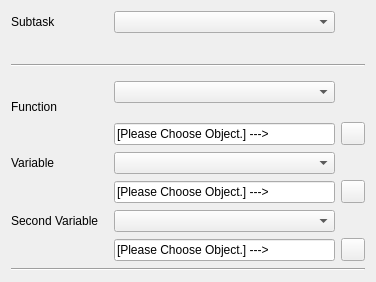
First picture: the form in copasi/UI/SensitivitiesWidget.ui, repository copasi/COPASI, before the edit.
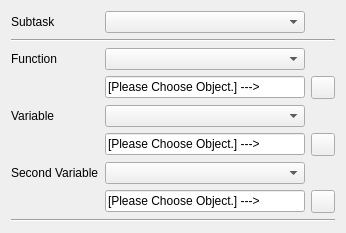
Second picture: the form after the edit. Custom widgets are drawn as their Qt base class.

Commit message: Fixed Bug 1288. The run button is now always active.

Diff of the .ui file:
```diff
--- a/copasi/UI/SensitivitiesWidget.ui
+++ b/copasi/UI/SensitivitiesWidget.ui
@@ -19,8 +19,8 @@
    <rect>
     <x>0</x>
     <y>0</y>
-    <width>376</width>
-    <height>282</height>
+    <width>333</width>
+    <height>223</height>
    </rect>
   </property>
   <layout class="QVBoxLayout" name="vboxLayout">
@@ -48,34 +48,14 @@
      <item row="0" column="1">
       <widget class="QComboBox" name="SubTaskChooser"/>
      </item>
-     <item row="0" column="2" colspan="2">
-      <spacer name="hSpacer1">
-       <property name="orientation">
-        <enum>Qt::Horizontal</enum>
-       </property>
-       <property name="sizeHint" stdset="0">
-        <size>
-         <width>17</width>
-         <height>17</height>
-        </size>
-       </property>
-      </spacer>
-     </item>
-     <item row="1" column="0" rowspan="2" colspan="4">
+     <item row="1" column="0" colspan="3">
       <widget class="Line" name="line">
        <property name="orientation">
         <enum>Qt::Horizontal</enum>
        </property>
       </widget>
      </item>
-     <item row="2" column="1" rowspan="2">
-      <widget class="SensWidgetComboBox" name="FunctionChooser">
-       <property name="toolTip">
-        <string>This specifies the set of target values for which&lt;br&gt;the sensitivities are to be calculated.</string>
-       </property>
-      </widget>
-     </item>
-     <item row="3" column="0">
+     <item row="2" column="0">
       <widget class="QLabel" name="TextLabel2">
        <property name="sizePolicy">
         <sizepolicy hsizetype="Fixed" vsizetype="Fixed">
@@ -94,36 +74,14 @@
        </property>
       </widget>
      </item>
-     <item row="3" column="2" colspan="2">
-      <spacer name="hSpacer2">
-       <property name="orientation">
-        <enum>Qt::Horizontal</enum>
+     <item row="2" column="1">
+      <widget class="SensWidgetComboBox" name="FunctionChooser">
+       <property name="toolTip">
+        <string>This specifies the set of target values for which&lt;br&gt;the sensitivities are to be calculated.</string>
        </property>
-       <property name="sizeHint" stdset="0">
-        <size>
-         <width>17</width>
-         <height>17</height>
-        </size>
-       </property>
-      </spacer>
+      </widget>
      </item>
-     <item row="4" column="0">
-      <spacer name="hSpacer3">
-       <property name="orientation">
-        <enum>Qt::Horizontal</enum>
-       </property>
-       <property name="sizeType">
-        <enum>QSizePolicy::Fixed</enum>
-       </property>
-       <property name="sizeHint" stdset="0">
-        <size>
-         <width>97</width>
-         <height>24</height>
-        </size>
-       </property>
-      </spacer>
-     </item>
-     <item row="4" column="1">
+     <item row="3" column="1">
       <widget class="QLineEdit" name="FunctionLineEdit">
        <property name="minimumSize">
         <size>
@@ -136,14 +94,14 @@
        </property>
       </widget>
      </item>
-     <item row="4" column="2" colspan="2">
+     <item row="3" column="2">
       <widget class="QToolButton" name="SingleFunctionChooser">
        <property name="toolTip">
         <string>If the target value of the sensitivities calculation is a single object &lt;br&gt;the object can be selected by clicking this button.</string>
        </property>
       </widget>
      </item>
-     <item row="5" column="0">
+     <item row="4" column="0">
       <widget class="QLabel" name="TextLabel3">
        <property name="sizePolicy">
         <sizepolicy hsizetype="Fixed" vsizetype="Fixed">
@@ -162,43 +120,14 @@
        </property>
       </widget>
      </item>
-     <item row="5" column="1">
+     <item row="4" column="1">
       <widget class="SensWidgetComboBox" name="VariableChooser">
        <property name="toolTip">
         <string>This specifies a set of parameters. The sensitivities are calculated with respect to these parameters.</string>
        </property>
       </widget>
      </item>
-     <item row="5" column="2" colspan="2">
-      <spacer name="hSpacer4">
-       <property name="orientation">
-        <enum>Qt::Horizontal</enum>
-       </property>
-       <property name="sizeHint" stdset="0">
-        <size>
-         <width>17</width>
-         <height>17</height>
-        </size>
-       </property>
-      </spacer>
-     </item>
-     <item row="6" column="0">
-      <spacer name="hSpacer5">
-       <property name="orientation">
-        <enum>Qt::Horizontal</enum>
-       </property>
-       <property name="sizeType">
-        <enum>QSizePolicy::Fixed</enum>
-       </property>
-       <property name="sizeHint" stdset="0">
-        <size>
-         <width>97</width>
-         <height>24</height>
-        </size>
-       </property>
-      </spacer>
-     </item>
-     <item row="6" column="1">
+     <item row="5" column="1">
       <widget class="QLineEdit" name="VariableLineEdit">
        <property name="sizePolicy">
         <sizepolicy hsizetype="Expanding" vsizetype="Fixed">
@@ -217,10 +146,10 @@
        </property>
       </widget>
      </item>
-     <item row="6" column="2" colspan="2">
+     <item row="5" column="2">
       <widget class="QToolButton" name="SingleVariableChooser"/>
      </item>
-     <item row="7" column="0">
+     <item row="6" column="0">
       <widget class="QLabel" name="TextLabel4">
        <property name="sizePolicy">
         <sizepolicy hsizetype="Fixed" vsizetype="Fixed">
@@ -239,43 +168,14 @@
        </property>
       </widget>
      </item>
-     <item row="7" column="1">
+     <item row="6" column="1">
       <widget class="SensWidgetComboBox" name="Variable2Chooser">
        <property name="toolTip">
         <string>This specifies a second set of parameters. If this is set, second order sensitivities will be calculated.</string>
        </property>
       </widget>
      </item>
-     <item row="7" column="2" colspan="2">
-      <spacer name="hSpacer6">
-       <property name="orientation">
-        <enum>Qt::Horizontal</enum>
-       </property>
-       <property name="sizeHint" stdset="0">
-        <size>
-         <width>17</width>
-         <height>17</height>
-        </size>
-       </property>
-      </spacer>
-     </item>
-     <item row="8" column="0">
-      <spacer name="hSpacer7">
-       <property name="orientation">
-        <enum>Qt::Horizontal</enum>
-       </property>
-       <property name="sizeType">
-        <enum>QSizePolicy::Fixed</enum>
-       </property>
-       <property name="sizeHint" stdset="0">
-        <size>
-         <width>97</width>
-         <height>24</height>
-        </size>
-       </property>
-      </spacer>
-     </item>
-     <item row="8" column="1">
+     <item row="7" column="1">
       <widget class="QLineEdit" name="Variable2LineEdit">
        <property name="minimumSize">
         <size>
@@ -288,18 +188,18 @@
        </property>
       </widget>
      </item>
-     <item row="8" column="2" colspan="2">
+     <item row="7" column="2">
       <widget class="QToolButton" name="SingleVariable2Chooser"/>
      </item>
+     <item row="8" column="0" colspan="3">
+      <widget class="Line" name="line_2">
+       <property name="orientation">
+        <enum>Qt::Horizontal</enum>
+       </property>
+      </widget>
+     </item>
     </layout>
    </item>
-   <item>
-    <widget class="Line" name="line_2">
-     <property name="orientation">
-      <enum>Qt::Horizontal</enum>
-     </property>
-    </widget>
-   </item>
   </layout>
  </widget>
  <customwidgets>
```
Left out of the diff: 9 changed lines with no effect on the pictures. The commit also changes 2 other files.
